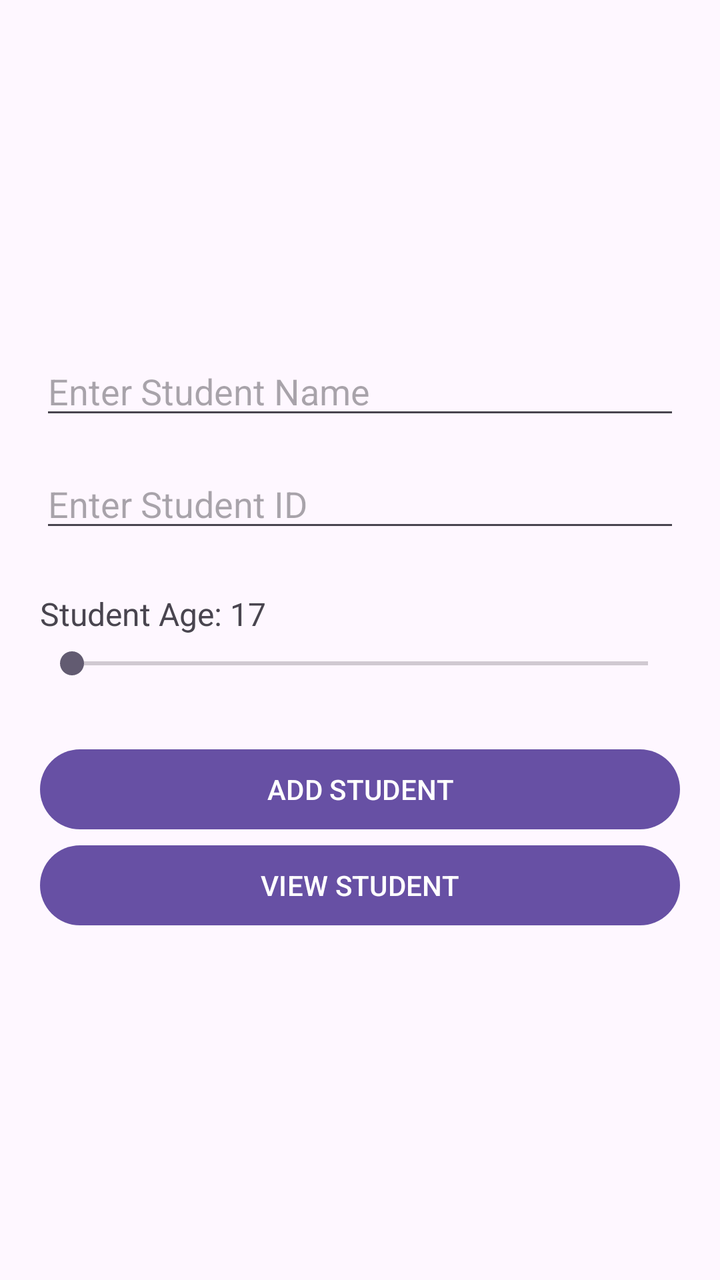
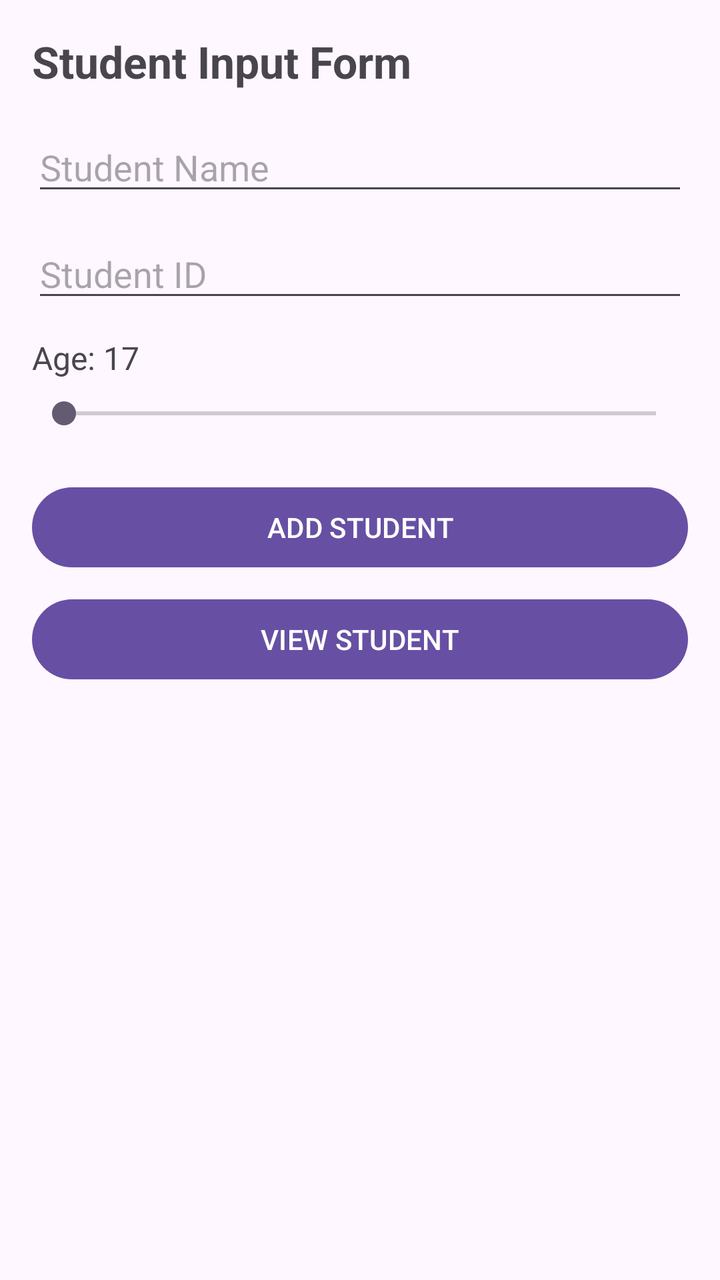

Two renders of the same Android screen: before a commit and after it. Below are the layout's source before the change and the commit's diff.
<!-- AndroidManifest.xml: application theme Theme.MidExamApllication -->
<!-- res/layout/activity_main.xml -->
<?xml version="1.0" encoding="utf-8"?>
<LinearLayout xmlns:android="http://schemas.android.com/apk/res/android"
    android:id="@+id/main"
    android:layout_width="match_parent"
    android:layout_height="match_parent"
    android:gravity="center"
    android:padding="20dp"
    android:orientation="vertical">

    <EditText
        android:id="@+id/editTextName"
        android:hint="Enter Student Name"
        android:layout_width="match_parent"
        android:layout_height="wrap_content"
        android:layout_marginBottom="15dp"/>

    <EditText
        android:id="@+id/editTextStudentID"
        android:hint="Enter Student ID"
        android:layout_width="match_parent"
        android:layout_height="wrap_content"
        android:layout_marginBottom="25dp"/>

    
    <TextView
        android:id="@+id/tvAgeLabel"
        android:layout_width="match_parent"
        android:layout_height="wrap_content"
        android:text="Student Age: 17"
        android:textSize="16sp"
        android:layout_marginBottom="5dp"/>

    
    <SeekBar
        android:id="@+id/seekBarAge"
        android:layout_width="match_parent"
        android:layout_height="wrap_content"
        android:max="33"
        android:progress="0"
        android:layout_marginBottom="30dp"/>

    <Button
        android:id="@+id/btnAdd"
        android:text="ADD STUDENT"
        android:layout_width="match_parent"
        android:layout_height="wrap_content"/>

    <Button
        android:id="@+id/btnView"
        android:text="VIEW STUDENT"
        android:layout_width="match_parent"
        android:layout_height="wrap_content"/>
</LinearLayout>
<!-- resources referenced by this layout -->
<resources>
  <style name="Theme.MidExamApllication" parent="Base.Theme.MidExamApllication" />
  <style name="Base.Theme.MidExamApllication" parent="Theme.Material3.DayNight.NoActionBar">
          
          
      </style>
</resources>

<!-- the commit's change to res/layout/activity_main.xml (unified diff, before → after) -->
@@ -1,53 +1,59 @@
 <?xml version="1.0" encoding="utf-8"?>
 <LinearLayout xmlns:android="http://schemas.android.com/apk/res/android"
-    android:id="@+id/main"
     android:layout_width="match_parent"
     android:layout_height="match_parent"
-    android:gravity="center"
-    android:padding="20dp"
-    android:orientation="vertical">
+    android:orientation="vertical"
+    android:padding="16dp">
+
+    <TextView
+        android:layout_width="wrap_content"
+        android:layout_height="wrap_content"
+        android:text="Student Input Form"
+        android:textSize="22sp"
+        android:textStyle="bold"
+        android:layout_marginBottom="16dp" />
 
     <EditText
-        android:id="@+id/editTextName"
-        android:hint="Enter Student Name"
+        android:id="@+id/etName"
         android:layout_width="match_parent"
         android:layout_height="wrap_content"
-        android:layout_marginBottom="15dp"/>
+        android:hint="Student Name"
+        android:inputType="textPersonName"
+        android:layout_marginBottom="12dp" />
 
     <EditText
-        android:id="@+id/editTextStudentID"
-        android:hint="Enter Student ID"
+        android:id="@+id/etStudentId"
         android:layout_width="match_parent"
         android:layout_height="wrap_content"
-        android:layout_marginBottom="25dp"/>
+        android:hint="Student ID"
+        android:inputType="text"
+        android:layout_marginBottom="12dp" />
 
-    
     <TextView
-        android:id="@+id/tvAgeLabel"
-        android:layout_width="match_parent"
+        android:id="@+id/tvAgeValue"
+        android:layout_width="wrap_content"
         android:layout_height="wrap_content"
-        android:text="Student Age: 17"
+        android:text="Age: 17"
         android:textSize="16sp"
-        android:layout_marginBottom="5dp"/>
+        android:layout_marginBottom="8dp" />
 
-    
     <SeekBar
         android:id="@+id/seekBarAge"
         android:layout_width="match_parent"
         android:layout_height="wrap_content"
-        android:max="33"
-        android:progress="0"
-        android:layout_marginBottom="30dp"/>
+        android:layout_marginBottom="24dp" />
 
     <Button
         android:id="@+id/btnAdd"
+        android:layout_width="match_parent"
+        android:layout_height="wrap_content"
         android:text="ADD STUDENT"
-        android:layout_width="match_parent"
-        android:layout_height="wrap_content"/>
+        android:layout_marginBottom="8dp" />
 
     <Button
         android:id="@+id/btnView"
-        android:text="VIEW STUDENT"
         android:layout_width="match_parent"
-        android:layout_height="wrap_content"/>
+        android:layout_height="wrap_content"
+        android:text="VIEW STUDENT" />
+
 </LinearLayout>
